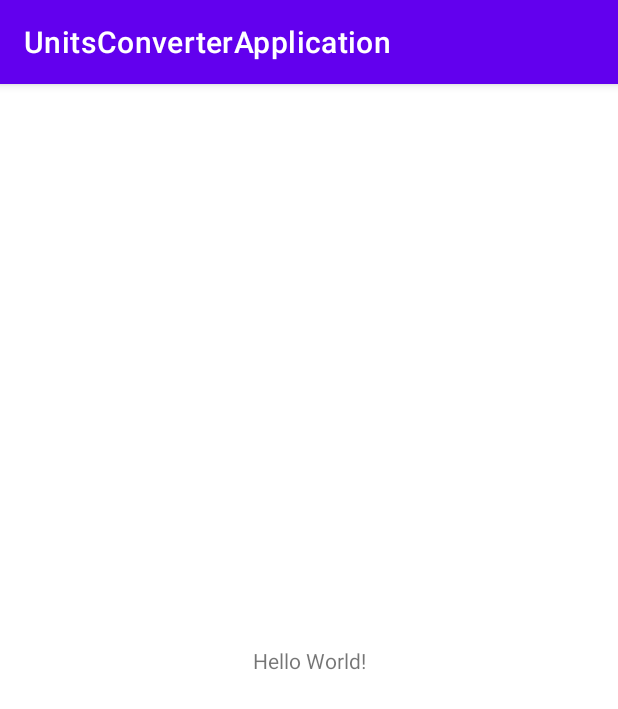
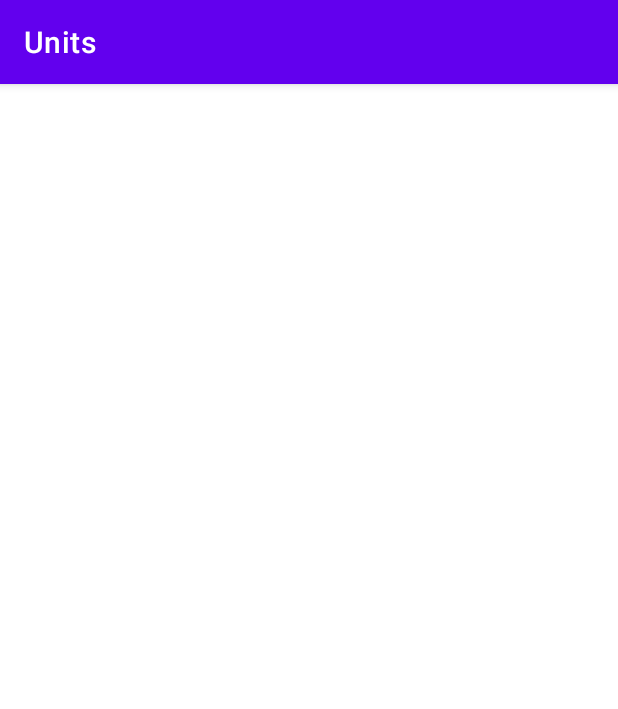
Before and after one commit to sedaaggez/UnitsConverterApplication, an Android app: the screen it shows after launch (MainActivity), on a phone screen of 412 x 824 dp. Shown: the top 709 px of the screen. Run offline under Robolectric (Android 15) with nearby library versions, the phone set to English and light mode, and no system bars; our stand-ins replace data binding, navigation-ui.

Commit message:
Created UnitsFragment and ConverterFragment Created units_converter_navigation.xml Edited build gradle

```diff
--- a/app/src/main/java/com/sedaaggez/unitsconverterapplication/MainActivity.kt
+++ b/app/src/main/java/com/sedaaggez/unitsconverterapplication/MainActivity.kt
@@ -2,10 +2,21 @@ package com.sedaaggez.unitsconverterapplication
 
 import androidx.appcompat.app.AppCompatActivity
 import android.os.Bundle
+import androidx.navigation.NavController
+import androidx.navigation.Navigation
+import androidx.navigation.ui.NavigationUI
 
 class MainActivity : AppCompatActivity() {
+    private lateinit var navigationController: NavController
+
     override fun onCreate(savedInstanceState: Bundle?) {
         super.onCreate(savedInstanceState)
         setContentView(R.layout.activity_main)
+        navigationController = Navigation.findNavController(this, R.id.fragment)
+        NavigationUI.setupActionBarWithNavController(this, navigationController)
+    }
+
+    override fun onSupportNavigateUp(): Boolean {
+        return NavigationUI.navigateUp(navigationController, null)
     }
 }
--- /dev/null
+++ b/app/src/main/java/com/sedaaggez/unitsconverterapplication/UnitsFragment.kt
@@ -0,0 +1,27 @@
+package com.sedaaggez.unitsconverterapplication
+
+import android.os.Bundle
+import androidx.fragment.app.Fragment
+import android.view.LayoutInflater
+import android.view.View
+import android.view.ViewGroup
+import androidx.navigation.Navigation
+import kotlinx.android.synthetic.main.fragment_units.*
+
+class UnitsFragment : Fragment() {
+    override fun onCreate(savedInstanceState: Bundle?) {
+        super.onCreate(savedInstanceState)
+
+    }
+    override fun onCreateView(
+        inflater: LayoutInflater, container: ViewGroup?,
+        savedInstanceState: Bundle?
+    ): View? {
+        // Inflate the layout for this fragment
+        return inflater.inflate(R.layout.fragment_units, container, false)
+    }
+
+    override fun onViewCreated(view: View, savedInstanceState: Bundle?) {
+        super.onViewCreated(view, savedInstanceState)
+    }
+}
--- a/app/src/main/res/layout/activity_main.xml
+++ b/app/src/main/res/layout/activity_main.xml
@@ -6,13 +6,15 @@
     android:layout_height="match_parent"
     tools:context=".MainActivity">
 
-    <TextView
-        android:layout_width="wrap_content"
-        android:layout_height="wrap_content"
-        android:text="Hello World!"
-        app:layout_constraintBottom_toBottomOf="parent"
-        app:layout_constraintLeft_toLeftOf="parent"
-        app:layout_constraintRight_toRightOf="parent"
-        app:layout_constraintTop_toTopOf="parent" />
+    <fragment
+        android:id="@+id/fragment"
+        android:name="androidx.navigation.fragment.NavHostFragment"
+        android:layout_width="match_parent"
+        android:layout_height="match_parent"
+        app:defaultNavHost="true"
+        app:layout_constraintEnd_toEndOf="parent"
+        app:layout_constraintStart_toStartOf="parent"
+        app:layout_constraintTop_toTopOf="parent"
+        app:navGraph="@navigation/units_converter_navigation" />
 
 </androidx.constraintlayout.widget.ConstraintLayout>
--- /dev/null
+++ b/app/src/main/res/layout/fragment_units.xml
@@ -0,0 +1,18 @@
+<?xml version="1.0" encoding="utf-8"?>
+<layout xmlns:android="http://schemas.android.com/apk/res/android"
+    xmlns:app="http://schemas.android.com/apk/res-auto"
+    xmlns:tools="http://schemas.android.com/tools">
+
+    <FrameLayout
+        android:layout_width="match_parent"
+        android:layout_height="match_parent"
+        tools:context=".UnitsFragment">
+
+        <androidx.constraintlayout.widget.ConstraintLayout
+            android:layout_width="match_parent"
+            android:layout_height="match_parent">
+
+        </androidx.constraintlayout.widget.ConstraintLayout>
+
+    </FrameLayout>
+</layout>
--- /dev/null
+++ b/app/src/main/res/navigation/units_converter_navigation.xml
@@ -0,0 +1,26 @@
+<?xml version="1.0" encoding="utf-8"?>
+<navigation xmlns:android="http://schemas.android.com/apk/res/android"
+    xmlns:app="http://schemas.android.com/apk/res-auto"
+    xmlns:tools="http://schemas.android.com/tools"
+    android:id="@+id/units_converter_navigation"
+    app:startDestination="@id/unitsFragment">
+
+    <fragment
+        android:id="@+id/unitsFragment"
+        android:name="com.sedaaggez.unitsconverterapplication.UnitsFragment"
+        android:label="Units"
+        tools:layout="@layout/fragment_units">
+        <action
+            android:id="@+id/action_unitsFragment_to_converterFragment"
+            app:destination="@id/converterFragment" />
+    </fragment>
+    <fragment
+        android:id="@+id/converterFragment"
+        android:name="com.sedaaggez.unitsconverterapplication.ConverterFragment"
+        android:label="Converter"
+        tools:layout="@layout/fragment_converter">
+        <action
+            android:id="@+id/action_converterFragment_to_unitsFragment"
+            app:destination="@id/unitsFragment" />
+    </fragment>
+</navigation>
--- a/app/src/main/res/values/strings.xml
+++ b/app/src/main/res/values/strings.xml
@@ -1,3 +1,5 @@
 <resources>
     <string name="app_name">UnitsConverterApplication</string>
+    <!-- TODO: Remove or change this placeholder text -->
+    <string name="hello_blank_fragment">Hello blank fragment</string>
 </resources>
--- a/build.gradle
+++ b/build.gradle
@@ -1,6 +1,7 @@
 // Top-level build file where you can add configuration options common to all sub-projects/modules.
 buildscript {
     ext.kotlin_version = "1.4.21"
+    ext.nav_version = "2.3.0-alpha01"
     repositories {
         google()
         jcenter()
@@ -8,7 +9,7 @@ buildscript {
     dependencies {
         classpath "com.android.tools.build:gradle:4.1.1"
         classpath "org.jetbrains.kotlin:kotlin-gradle-plugin:$kotlin_version"
-
+        classpath "androidx.navigation:navigation-safe-args-gradle-plugin:$nav_version"
         // NOTE: Do not place your application dependencies here; they belong
         // in the individual module build.gradle files
     }
```
Also changed, not shown: app/build.gradle (+43 -0 lines), app/src/main/java/com/sedaaggez/unitsconverterapplication/ConverterFragment.kt (added, +21 -0 lines), app/src/main/res/layout/fragment_converter.xml (added, +11 -0 lines).
